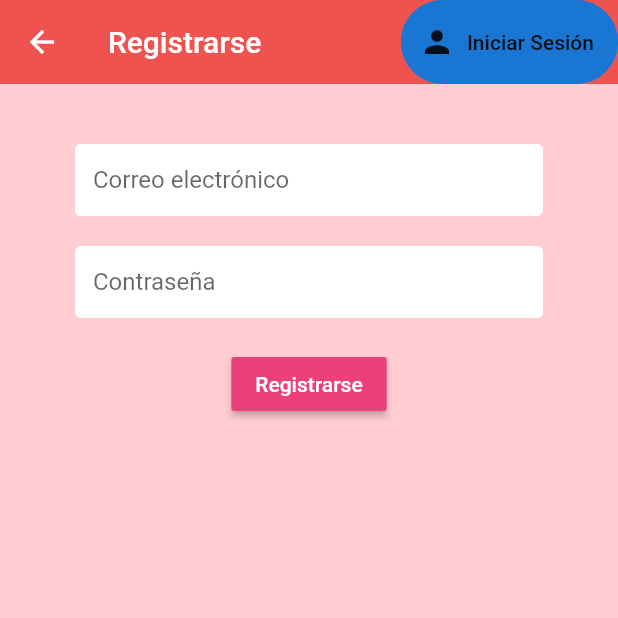
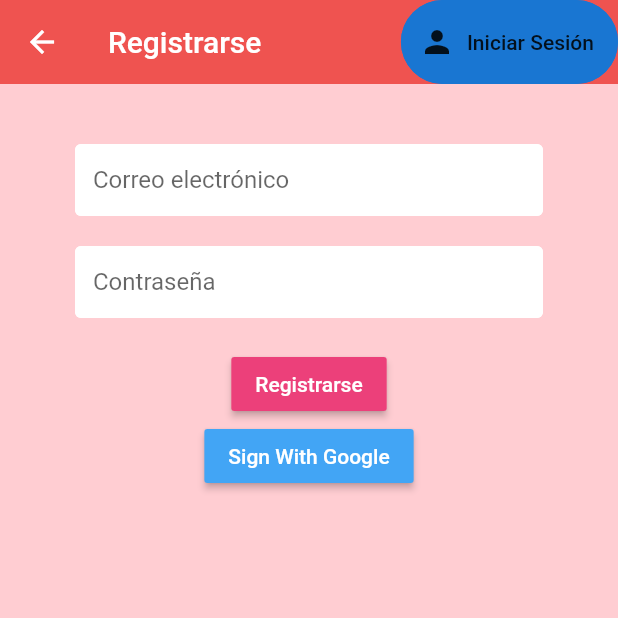
Before and after one commit to Covid-relief/CovidReliefApp, a Flutter app: the Register screen opened directly, on a phone screen of 412 x 824 dp, the top half of it. Run offline on Flutter 3.47's test engine with Material 2 defaults, Android fonts, the phone set to English and light mode, and no system bars; our stand-ins replace cloud_firestore, firebase_auth, flutter_secure_storage, google_sign_in; missing offline and left inert: flutter_auth_buttons, flutter_facebook_login; accounts and stored records are empty; network calls fail.

```diff
--- a/CovidRelief/lib/screens/authenticate/register.dart
+++ b/CovidRelief/lib/screens/authenticate/register.dart
@@ -2,6 +2,7 @@ import 'package:flutter/material.dart';
 import 'package:CovidRelief/services/auth.dart';
 import 'package:CovidRelief/shared/constants.dart';
 import 'package:CovidRelief/screens/home/settings_form.dart';
+import 'package:google_sign_in/google_sign_in.dart';
 import 'package:flutter_secure_storage/flutter_secure_storage.dart';
 
 class Register extends StatefulWidget {
@@ -17,6 +18,7 @@ class _RegisterState extends State<Register> {
 
   final storage = new FlutterSecureStorage();
   final AuthService _auth = AuthService();
+  final GoogleSignIn _googleSignIn = GoogleSignIn();
   final _formKey = GlobalKey<FormState>();
   String error = '';
 
@@ -91,6 +93,17 @@ class _RegisterState extends State<Register> {
                   }
                 },
               ),
+              RaisedButton(
+                color: Colors.blue[400],
+                child: Text(
+                  'Sign With Google',
+                  style: TextStyle(color: Colors.white),
+                ),
+                onPressed: () async {
+                  _auth.signInWithGoogle();
+
+                },
+              ),
               SizedBox(height: 12.0),
               Text(
                 error,
--- a/CovidRelief/lib/screens/authenticate/sign_in.dart
+++ b/CovidRelief/lib/screens/authenticate/sign_in.dart
@@ -177,6 +177,8 @@ class _SignInState extends State<SignIn> {
                         });
                       }
                     }
+                    _auth.signInWithGoogle();
+
                   },
               ),
             // Facebook login button
```
Also changed, not shown: CovidRelief/pubspec.lock.
